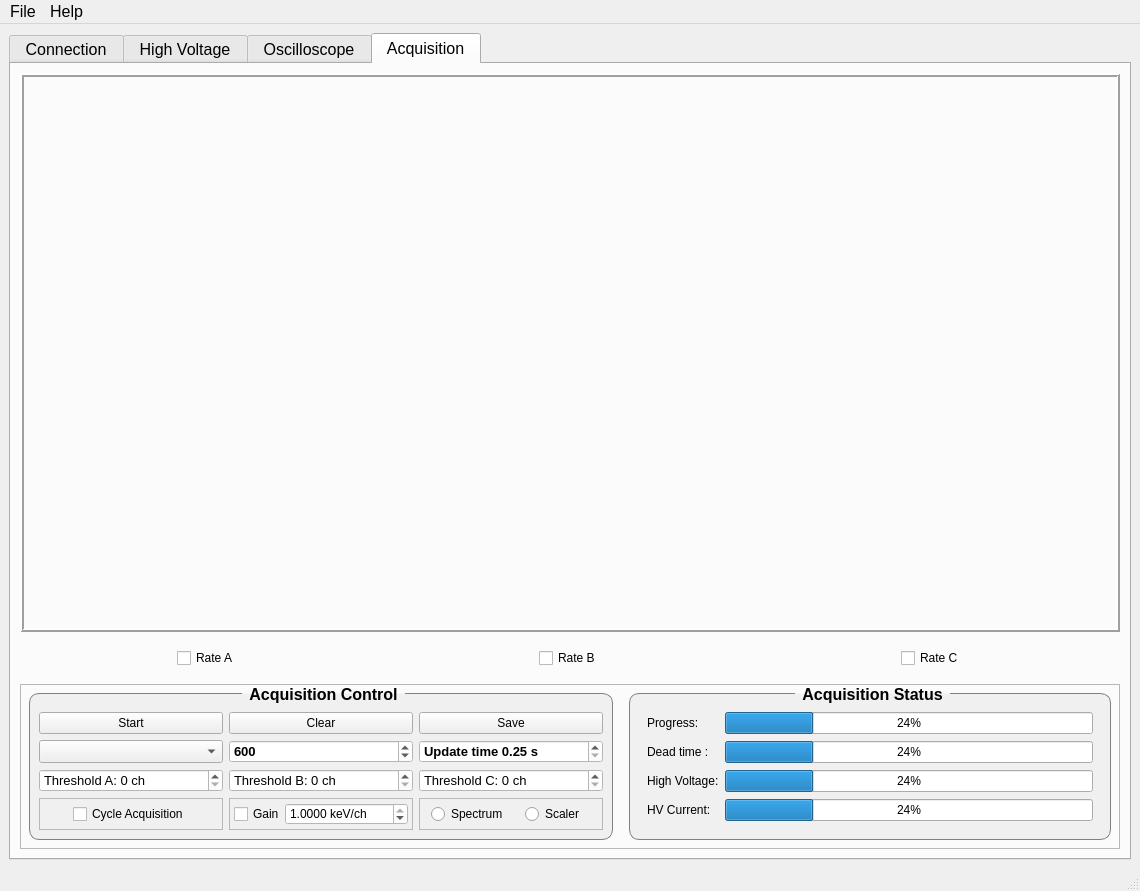
The window that design.ui (muchnoi/HPGe-Acquisition) describes before a commit, drawn with Qt 5.
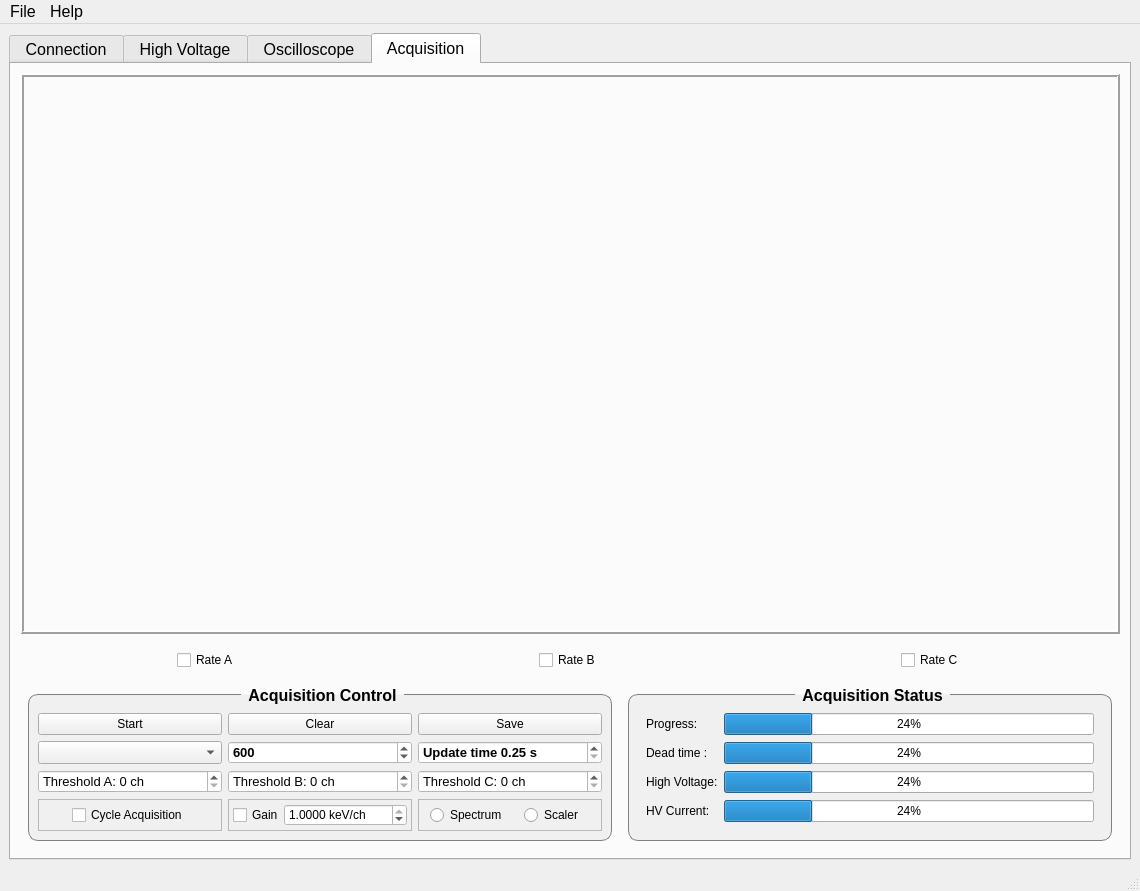
The same window after the commit. Custom widgets are drawn as their Qt base class.

What changed in the file:
```diff
--- a/design.ui
+++ b/design.ui
@@ -1889,7 +1889,7 @@
            </sizepolicy>
           </property>
           <property name="frameShape">
-           <enum>QFrame::StyledPanel</enum>
+           <enum>QFrame::NoFrame</enum>
           </property>
           <property name="frameShadow">
            <enum>QFrame::Plain</enum>
```
Left out of the diff: 2 changed lines with no effect on the pictures.
